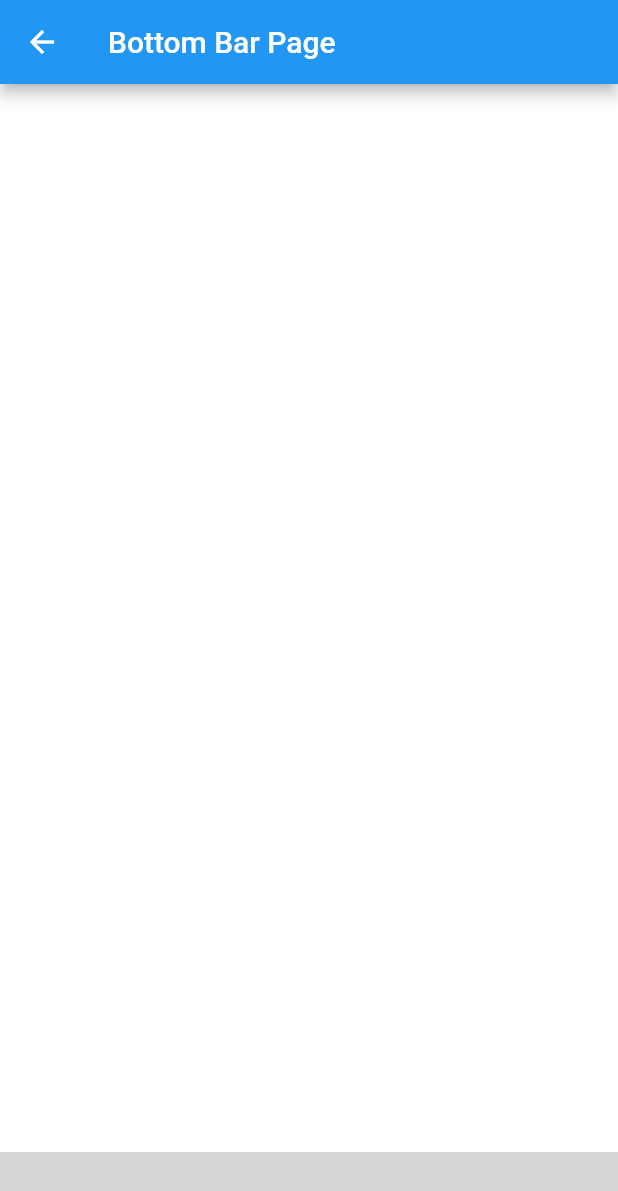
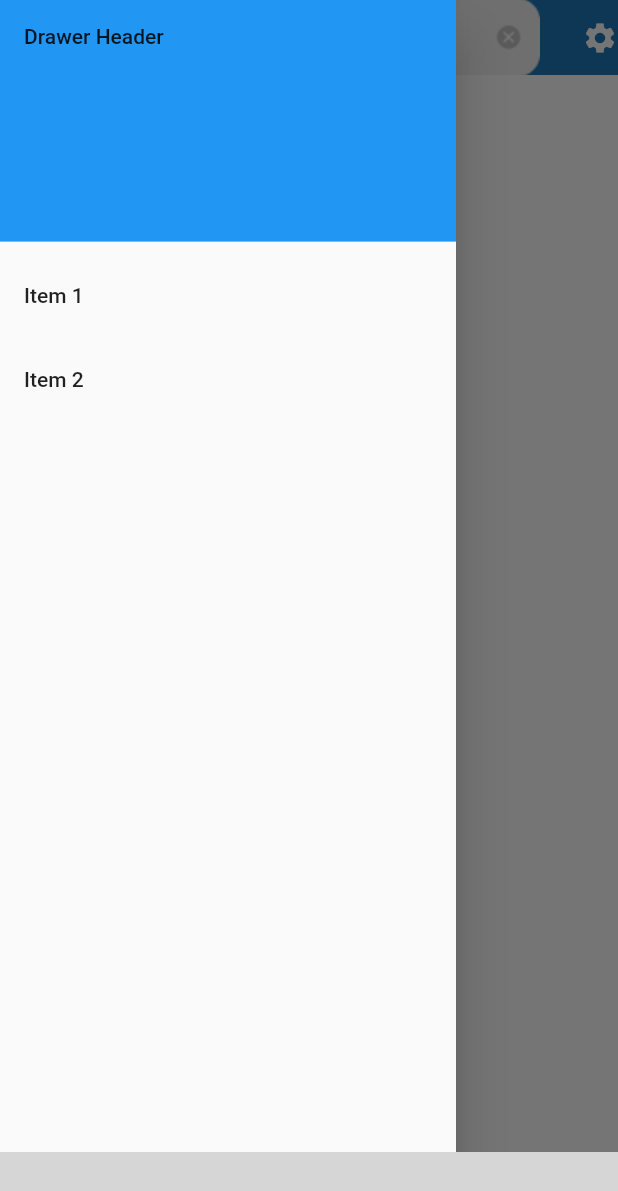
Before and after one commit to Sypexx/mpitapk, a Flutter app: the HomePage screen opened by its route, with the side drawer open (before the commit the screen has no drawer), on a phone screen of 412 x 824 dp. Shown: the top 1191 px of the screen. Run offline on Flutter 3.47's test engine with Material 2 defaults, Android fonts, the phone set to English and light mode, and no system bars; missing offline and left inert: jumping_bottom_nav_bar; grey boxes are pictures that could not be loaded.

Commit message:
add 1pic, some widgets, fix some bugs, make code better

```diff
--- a/lib/mainapp/menupage.dart
+++ b/lib/mainapp/menupage.dart
@@ -1,6 +1,8 @@
 import 'package:flutter/material.dart';
 import 'package:flutter/rendering.dart';
 import 'package:jumping_bottom_nav_bar/jumping_bottom_nav_bar.dart';
+import 'package:mpitapk/tabs/profile.dart';
+import 'package:mpitapk/widgets/drawer.dart';
 
 // class Destination {
 //   const Destination(this.title, this.icon, this.color);
@@ -32,27 +34,24 @@ class _HomePageState extends State<HomePage> {
     return DefaultTabController(
       length: 3,
       child: Scaffold(
-        appBar: AppBar(
-          title: Text("Bottom Bar Page"),
+        drawer: CustomDrawer(),
+        backgroundColor: Color.fromRGBO(31, 118, 186, 1),
+        appBar: PreferredSize(
+          preferredSize: Size.fromHeight(50),
+          child: AppBar(
+            actions: [Icon(Icons.settings)],
+            centerTitle: true,
+            title: Image.asset('assets/images/Search.png'),
+            backgroundColor: Colors.transparent,
+            elevation: 0.0,
+          ),
         ),
         body: TabBarView(
-          children: [
-            new Container(
-              color: Colors.white,
-            ),
-            new Container(
-              color: Colors.white,
-              child: Center(child: Text('asddasasddas'),),
-            ),
-            new Container(
-              color: Colors.white,
-            ),
-          ],
+          children: [Profile(), Profile(), Profile()],
         ),
-        bottomNavigationBar:
-        JumpingTabBar(
+        bottomNavigationBar: JumpingTabBar(
           onChangeTab: onChangeTab,
-          backgroundColor: Colors.blue,
+          backgroundColor: Color.fromRGBO(31, 118, 186, 1),
           circleGradient: LinearGradient(
             colors: [
               Colors.black,
@@ -62,9 +61,13 @@ class _HomePageState extends State<HomePage> {
             end: Alignment.topRight,
           ),
           items: [
-            TabItemIcon(iconData: Icons.healing, curveColor: Colors.white,),
-            TabItemIcon(iconData: Icons.healing, curveColor: Colors.white),
-            TabItemIcon(iconData: Icons.location_on, curveColor: Colors.white),
+            TabItemIcon(
+              iconData: Icons.person_search,
+              curveColor: Colors.white,
+            ),
+            TabItemIcon(iconData: Icons.star_border, curveColor: Colors.white),
+            TabItemIcon(
+                iconData: Icons.account_circle, curveColor: Colors.white),
           ],
           selectedIndex: selectedIndex,
         ),
--- /dev/null
+++ b/lib/tabs/profile.dart
@@ -0,0 +1,14 @@
+import 'package:flutter/material.dart';
+
+class Profile extends StatefulWidget {
+  @override
+  _ProfileState createState() => _ProfileState();
+}
+
+class _ProfileState extends State<Profile> {
+  @override
+  Widget build(BuildContext context) {
+    return Container(color: Colors.white,
+      child:Text('lalka'));
+  }
+}
--- /dev/null
+++ b/lib/widgets/drawer.dart
@@ -0,0 +1,39 @@
+import 'package:flutter/material.dart';
+
+class CustomDrawer extends StatelessWidget {
+  @override
+  Widget build(BuildContext context) {
+    return Drawer(
+      child: ListView(
+        // Important: Remove any padding from the ListView.
+        padding: EdgeInsets.zero,
+        children: <Widget>[
+          DrawerHeader(
+            child: Text('Drawer Header'),
+            decoration: BoxDecoration(
+              color: Colors.blue,
+            ),
+          ),
+          ListTile(
+            title: Text('Item 1'),
+            onTap: () {
+              // Update the state of the app
+              // ...
+              // Then close the drawer
+              Navigator.pop(context);
+            },
+          ),
+          ListTile(
+            title: Text('Item 2'),
+            onTap: () {
+              // Update the state of the app
+              // ...
+              // Then close the drawer
+              Navigator.pop(context);
+            },
+          ),
+        ],
+      ),
+    );
+  }
+}
--- a/pubspec.yaml
+++ b/pubspec.yaml
@@ -23,6 +23,7 @@ dev_dependencies:
 
 flutter:
   assets:
-    - assets/images/Logo.png
+    - assets/images/
+    - assets/images/
 
   uses-material-design: true
```
Also changed, not shown: lib/pubspec111.yaml (deleted, +0 -34 lines), assets/images/Search.png (added), assets/images/logo1.jpg (deleted), lib/tabs/favorite.dart (added), lib/tabs/ratings.dart (added).
